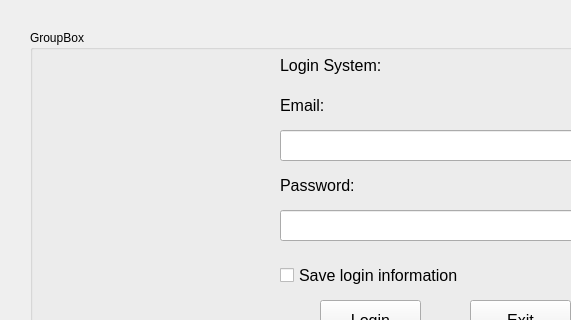
pngy87/MACHINE_LEARNING_K23416, file retail_project/uis/LoginMainWindow.ui: the form before one commit; both pictures show x 0 to 571 and y 0 to 320 of the 768 by 456 pixel window.
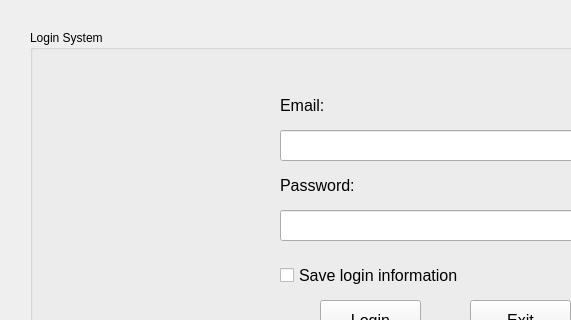
The form after the commit. Icons and pictures are not drawn.

Commit message: Coding lý thuyết Login

What changed in the file:
```diff
--- a/retail_project/uis/LoginMainWindow.ui
+++ b/retail_project/uis/LoginMainWindow.ui
@@ -24,26 +24,8 @@
      </rect>
     </property>
     <property name="title">
-     <string>GroupBox</string>
+     <string>Login System</string>
     </property>
-    <widget class="QLabel" name="label">
-     <property name="geometry">
-      <rect>
-       <x>250</x>
-       <y>20</y>
-       <width>161</width>
-       <height>31</height>
-      </rect>
-     </property>
-     <property name="font">
-      <font>
-       <pointsize>12</pointsize>
-      </font>
-     </property>
-     <property name="text">
-      <string>Login System:</string>
-     </property>
-    </widget>
     <widget class="QLabel" name="label_2">
      <property name="geometry">
       <rect>
```
Left out of the diff: 8 changed lines with no effect on the pictures. The commit also changes 2 other files.
